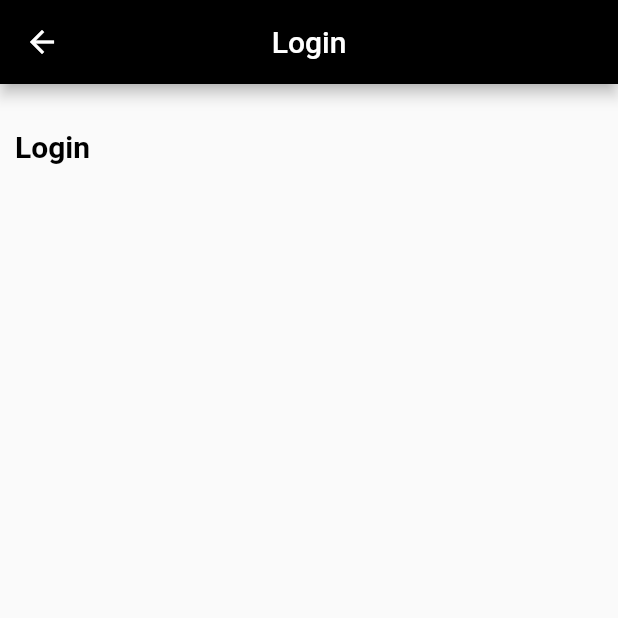
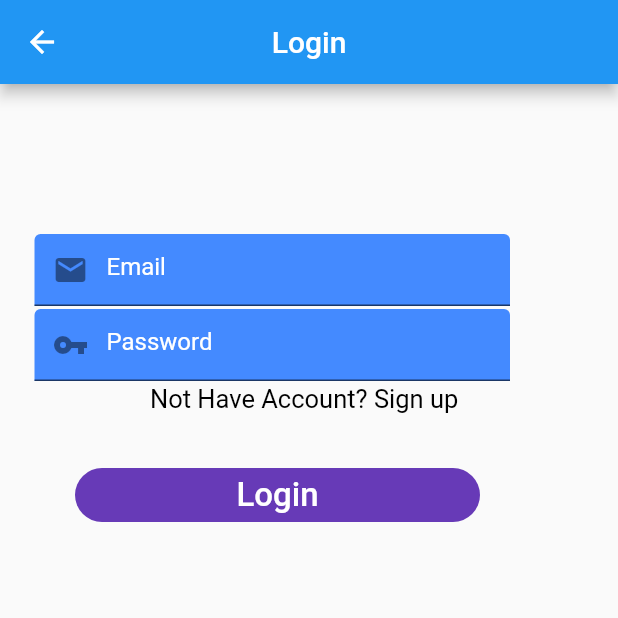
Before and after one commit to Rasindu7991/carwash_locator, a Flutter app: the screen it shows after launch, after a tap on "LOGIN", on a phone screen of 412 x 824 dp, the top half of it. Run offline on Flutter 3.47's test engine with Material 2 defaults, Android fonts, the phone set to English and light mode, and no system bars.

Commit message:
Add HomePage with bottomNavigation bar.
signin,login pages also modified.

```diff
--- a/lib/main.dart
+++ b/lib/main.dart
@@ -3,7 +3,7 @@ import 'pages/LandingPage.dart';
 
 void main(){
   runApp(new MaterialApp(
-    theme: ThemeData(primaryColor: Colors.black,accentColor: Colors.white ),
+    theme: ThemeData(primaryColor: Colors.blue,accentColor: Colors.white ),
     debugShowCheckedModeBanner: false,
     home: LandingPage(),
   ));
--- /dev/null
+++ b/lib/pages/HomePage.dart
@@ -0,0 +1,67 @@
+
+import 'package:carwash_locator/pages/LandingPage.dart';
+import 'package:flutter/material.dart';
+import 'LoginPage.dart';
+import 'SignUpPage.dart';
+import 'LandingPage.dart';
+
+import 'dart:async';
+
+class HomePage extends StatefulWidget{
+  State createState()=>homePageState();
+}
+
+
+class homePageState extends State<HomePage>{
+  int _selectedPage=0;
+  final _pageOptions=[
+    LoginPage(),
+    LandingPage(),
+    SignUpPage(),
+  ];
+
+  @override
+  void initState() {
+    super.initState();
+    Timer(Duration(seconds: 5), ()=>print("Timeout"));
+  }
+
+  @override
+  Widget build(BuildContext context) {
+   return MaterialApp (
+     title: 'Carwash Locator',
+     theme:ThemeData(
+       primarySwatch: Colors.blue,
+     ),
+     home: Scaffold(
+       appBar: AppBar(
+         title: Text('Home'),
+       ),
+       body: _pageOptions[_selectedPage],
+       bottomNavigationBar: BottomNavigationBar(
+         currentIndex: _selectedPage,
+         onTap: (int index){
+           setState(() {
+             _selectedPage=index;
+           });
+         },
+         items: [
+           BottomNavigationBarItem(
+               icon: Icon(Icons.home),
+               title: Text('Home')
+           ),
+           BottomNavigationBarItem(
+               icon: Icon(Icons.work),
+               title: Text('Work')
+           ),
+           BottomNavigationBarItem(
+               icon: Icon(Icons.laptop),
+               title: Text('Lap')
+           ),
+         ],
+       ) ,
+     ),
+   );
+
+  }
+}
--- a/lib/pages/LandingPage.dart
+++ b/lib/pages/LandingPage.dart
@@ -94,7 +94,6 @@ class landingPageState extends State<LandingPage>{
           ),
         ) /* add child content here */,
       ),
-
     );
   }
 }
--- a/lib/pages/LoginPage.dart
+++ b/lib/pages/LoginPage.dart
@@ -1,6 +1,5 @@
 import 'package:flutter/material.dart';
-import 'package:flutter_rating_bar/flutter_rating_bar.dart';
-
+import 'HomePage.dart';
 class LoginPage extends StatelessWidget{
   @override
   Widget build(BuildContext context) {
@@ -15,11 +14,55 @@ class LoginPage extends StatelessWidget{
                 child:Stack(
                   children: <Widget>[
                     Container(
-                      padding: EdgeInsets.fromLTRB(10.0, 30.0, 0.0, 0.0),
+                      width: 340,
+                      padding: EdgeInsets.fromLTRB(23.0, 100.0, 0.0, 0.0),
+                      child:TextField(
+                        style: new TextStyle(color: Colors.white),
+                        decoration: InputDecoration(
+                          hintText: "Email",
+                          hintStyle: TextStyle(color: Colors.white),
+                          filled: true,
+                          fillColor: Colors.blueAccent,
+//    icon: Icon(Icons.person),
+
+                          prefixIcon: Icon(Icons.email),
+                        ),
+                      ) ,
+                    ),
+                    Container(
+                      width: 340,
+                      padding: EdgeInsets.fromLTRB(23.0, 150.0, 0.0, 0.0),
+                      child:TextField(
+                        style: new TextStyle(color: Colors.white),
+                        obscureText: true,
+                        decoration: InputDecoration(
+                          hintText: "Password",
+                          hintStyle: TextStyle(color: Colors.white),
+                          filled: true,
+                          fillColor: Colors.blueAccent,
+//    icon: Icon(Icons.person),
+                          prefixIcon: Icon(Icons.vpn_key),
+                        ),
+                      ) ,
+                    ),
+                    Container(
+                      padding: EdgeInsets.fromLTRB(100.0, 200.0, 0.0, 0.0),
                       child: Text(
-                          'Login',
+                          'Not Have Account? Sign up',
                           style: TextStyle(
-                              fontSize: 20.0, fontWeight: FontWeight.bold, foreground: Paint() ..color=Colors.black)
+                              fontSize: 17.0, foreground: Paint() ..color=Colors.black)
+                      ),
+                    ),
+                    Container(
+                      constraints: BoxConstraints(minWidth: 320.0,minHeight: 220.0),
+                      padding: EdgeInsets.fromLTRB(50.0, 250.0, 0.0, 0.0),
+                      child: FlatButton(
+                        shape: StadiumBorder(),
+                        color: Colors.deepPurple,
+                        child: Text('Login',style: TextStyle(fontSize: 22,foreground: Paint() ..color=Colors.white)), //`Text` to display
+                        onPressed: () {
+                          Navigator.push(context, MaterialPageRoute(builder: (context)=>HomePage()));
+                        },
                       ),
                     ),
                   ],
--- a/pubspec.yaml
+++ b/pubspec.yaml
@@ -42,8 +42,7 @@ flutter:
   uses-material-design: true
   assets:
     - assets/images/carwash.jpg
-    - assets/images/review3.png
-    - assets/images/logo.png
+    - assets/images/logo.jpg
     - assets/images/signup.jpg
     - assets/images/facebook48.png
     - assets/images/google48.png
```
Also changed, not shown: lib/pages/SignUpPage.dart (+21 -11 lines), assets/images/logo.jpg (added), assets/images/logo.png (deleted).
